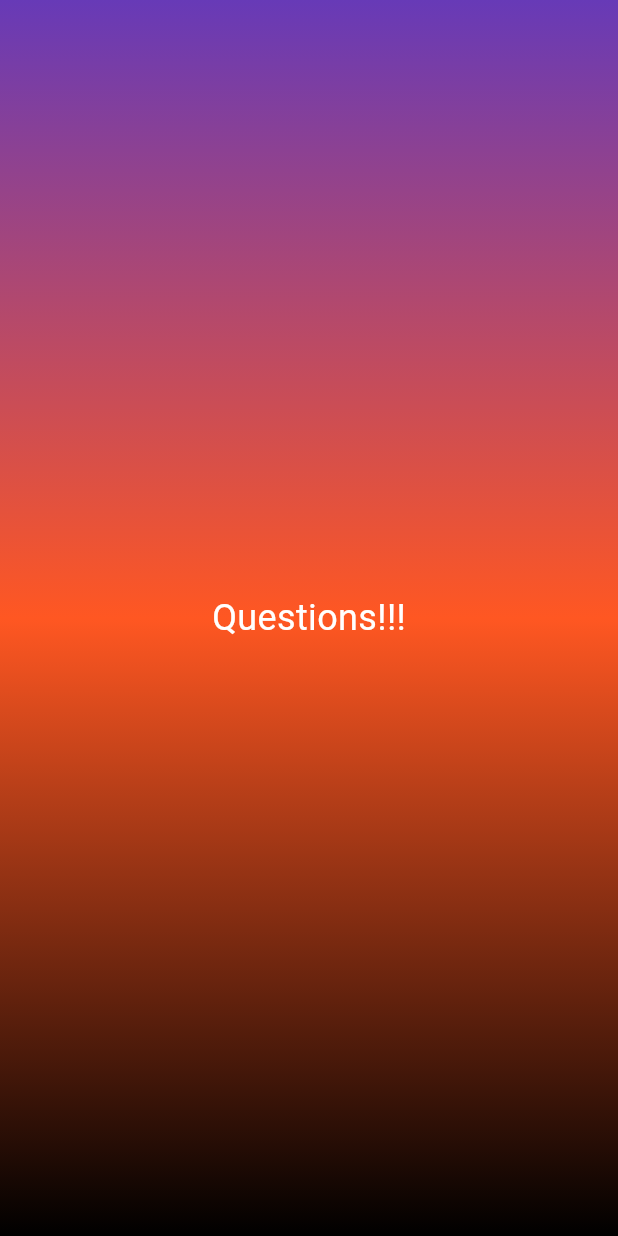
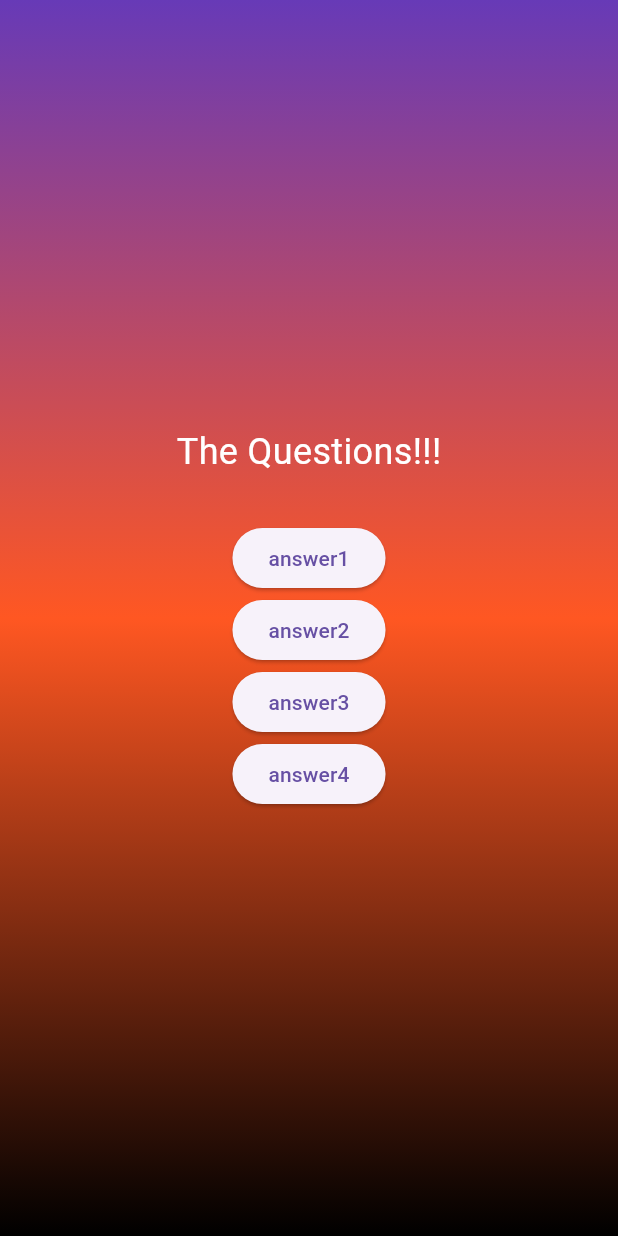
Before and after one commit to franedsandi/basics_adv, a Flutter app: the screen it shows after launch, after a tap on "Start Quiz", on a phone screen of 412 x 824 dp. Run offline on Flutter 3.47's test engine with Material 3 defaults, Android fonts, the phone set to English and light mode, and no system bars.

Commit message:
[feat] questions, and buttons, [learn] new way to center content [mod] questions screen name

```diff
--- /dev/null
+++ b/lib/data/questions.dart
@@ -0,0 +1,55 @@
+import "../models/quiz_questions.dart";
+
+const questions = [
+  QuizQuestions(
+    'What are the main building blocks of Flutter UIs?',
+    [
+      'Widgets',
+      'Components',
+      'Blocks',
+      'Functions',
+    ],
+  ),
+  QuizQuestions('How are Flutter UIs built?', [
+    'By combining widgets in code',
+    'By combining widgets in a visual editor',
+    'By defining widgets in config files',
+    'By using XCode for iOS and Android Studio for Android',
+  ]),
+  QuizQuestions(
+    'What\'s the purpose of a StatefulWidget?',
+    [
+      'Update UI as data changes',
+      'Update data as UI changes',
+      'Ignore data changes',
+      'Render UI that does not depend on data',
+    ],
+  ),
+  QuizQuestions(
+    'Which widget should you try to use more often: StatelessWidget or StatefulWidget?',
+    [
+      'StatelessWidget',
+      'StatefulWidget',
+      'Both are equally good',
+      'None of the above',
+    ],
+  ),
+  QuizQuestions(
+    'What happens if you change data in a StatelessWidget?',
+    [
+      'The UI is not updated',
+      'The UI is updated',
+      'The closest StatefulWidget is updated',
+      'Any nested StatefulWidgets are updated',
+    ],
+  ),
+  QuizQuestions(
+    'How should you update data inside of StatefulWidgets?',
+    [
+      'By calling setState()',
+      'By calling updateData()',
+      'By calling updateUI()',
+      'By calling updateState()',
+    ],
+  ),
+];
--- /dev/null
+++ b/lib/models/quiz_questions.dart
@@ -0,0 +1,6 @@
+class QuizQuestions {
+  const QuizQuestions(this.text, this.answers);
+
+  final String text;
+  final List<String> answers;
+}
--- a/lib/questions.dart
+++ /dev/null
@@ -1,29 +0,0 @@
-import 'package:flutter/material.dart';
-
-class QuestionsScreen extends StatefulWidget {
-  const QuestionsScreen({super.key});
-  @override
-  State<QuestionsScreen> createState() {
-    return _QuestionsScreenState();
-  }
-}
-
-class _QuestionsScreenState extends State<QuestionsScreen> {
-  @override
-  Widget build(context) {
-    return const Center(
-      child: Column(
-        mainAxisSize: MainAxisSize.min,
-        children: [
-          Text(
-            'Questions!!!',
-            style: TextStyle(
-              fontSize: 24,
-              color: Colors.white,
-            ),
-          ),
-        ],
-      ),
-    );
-  }
-}
--- /dev/null
+++ b/lib/questions_screen.dart
@@ -0,0 +1,36 @@
+import 'package:flutter/material.dart';
+
+class QuestionsScreen extends StatefulWidget {
+  const QuestionsScreen({super.key});
+  @override
+  State<QuestionsScreen> createState() {
+    return _QuestionsScreenState();
+  }
+}
+
+class _QuestionsScreenState extends State<QuestionsScreen> {
+  @override
+  Widget build(context) {
+    /* alternative to center the content , it can be used like flexbox (space betwen and all that) */
+    return SizedBox(
+      width: double.infinity,
+      child: Column(
+        mainAxisAlignment: MainAxisAlignment.center,
+        children: [
+          const Text(
+            'The Questions!!!',
+            style: TextStyle(
+              fontSize: 24,
+              color: Colors.white,
+            ),
+          ),
+          const SizedBox(height: 30),
+          ElevatedButton(onPressed: () {}, child: const Text('answer1')),
+          ElevatedButton(onPressed: () {}, child: const Text('answer2')),
+          ElevatedButton(onPressed: () {}, child: const Text('answer3')),
+          ElevatedButton(onPressed: () {}, child: const Text('answer4')),
+        ],
+      ),
+    );
+  }
+}
--- a/lib/quiz.dart
+++ b/lib/quiz.dart
@@ -1,6 +1,6 @@
 import 'package:flutter/material.dart';
 import './start_screen.dart';
-import './questions.dart';
+import './questions_screen.dart';
 
 class Quiz extends StatefulWidget {
   const Quiz({super.key});
```
